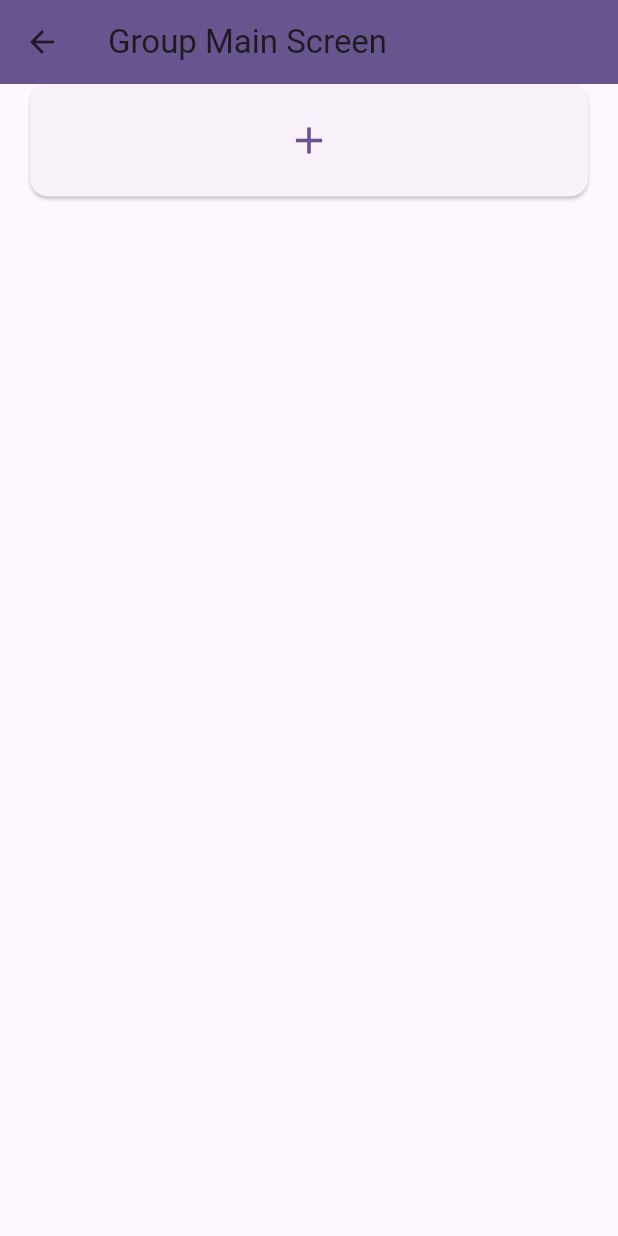
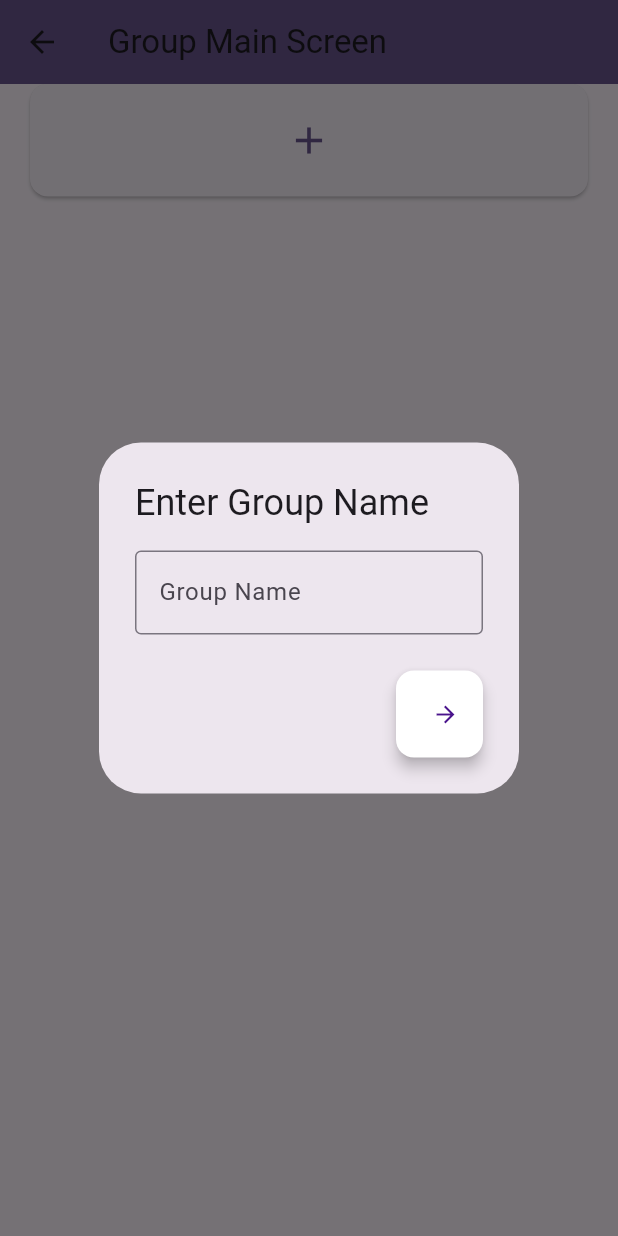
Before and after one commit to GP8-Gokul/Chat_Application, a Flutter app: the GroupMainScreen screen opened by its route, after a tap on the "add" icon, on a phone screen of 412 x 824 dp. Run offline on Flutter 3.47's test engine with Material 3 defaults, Android fonts, the light colour scheme and no system bars; our stand-ins replace socket_io_client; statements that could not run were skipped.

Commit message:
Group chat included

```diff
--- a/flutterapp/lib/main.dart
+++ b/flutterapp/lib/main.dart
@@ -1,5 +1,6 @@
 import 'package:flutter/material.dart';
 import 'package:flutterapp/screens/chat_screen.dart';
+import 'package:flutterapp/screens/group_chat_screen.dart';
 import 'package:flutterapp/screens/group_main_screen.dart';
 import 'package:flutterapp/screens/main_screen.dart';
 import 'package:flutterapp/screens/register_screen.dart';
@@ -25,6 +26,7 @@ class MyApp extends StatelessWidget {
         MainScreen.routeName: (context) => const MainScreen(),
         ChatScreen.routeName: (context) => const ChatScreen(),
         GroupMainScreen.routeName: (context) => const GroupMainScreen(),
+        GroupChatScreen.routeName: (context) => const GroupChatScreen(),
       },
       initialRoute: RegisterScreen.routeName,
     );
--- a/flutterapp/lib/screens/group_main_screen.dart
+++ b/flutterapp/lib/screens/group_main_screen.dart
@@ -1,6 +1,7 @@
 import 'dart:developer';
 import 'package:flutter/material.dart';
 import 'package:flutterapp/service/socket_service.dart';
+import '../widgets/group_popup.dart';
 
 class GroupMainScreen extends StatefulWidget {
   static const String routeName = '/groupMain';
@@ -13,8 +14,24 @@ class GroupMainScreen extends StatefulWidget {
 class _GroupMainScreenState extends State<GroupMainScreen> {
   final SocketService socketService = SocketService();
 
-  void createGroup() {
+  late VoidCallback groupSocketListener;
+
+  @override
+  void initState() {
+    super.initState();
+    socketService.loadGroups();
+    groupSocketListener = () => setState(() {});
+    socketService.addListener(groupSocketListener);
+  }
+
+  void createGroup() async {
     log("Create Group button pressed");
+    String groupName = await showDialog(
+      context: context,
+      builder: (context) => const GroupPopup(),
+    );
+    log("Group name received: $groupName");
+    socketService.createGroup(groupName);
   }
 
   @override
@@ -36,15 +53,33 @@ class _GroupMainScreenState extends State<GroupMainScreen> {
                   shape: RoundedRectangleBorder(
                     borderRadius: BorderRadius.circular(12.0),
                   ),
-                  padding: EdgeInsets.all(20),
+                  padding: const EdgeInsets.all(20),
                 ),
-                child: Icon(
+                child: const Icon(
                   Icons.add,
                   size: 30,
                 ),
               ),
             ),
-            SizedBox(height: 20),
+            const SizedBox(height: 20),
+            ListView.builder(
+              shrinkWrap: true,
+              itemCount: socketService.allGroups.length,
+              itemBuilder: (context, index) {
+                final groupId = socketService.allGroups.keys.elementAt(index);
+                final groupData = socketService.allGroups[groupId];
+                return ListTile(
+                  title: Text(groupData?['name'] ?? 'Unknown Group'),
+                  subtitle:
+                      Text('Members: ${groupData?['members'].length ?? 0}'),
+                  onTap: () {
+                    socketService.joinGroup(groupId);
+                    Navigator.pushNamed(context, '/groupChat',
+                        arguments: groupId);
+                  },
+                );
+              },
+            ),
           ],
         ),
       ),
--- a/flutterapp/lib/screens/register_screen.dart
+++ b/flutterapp/lib/screens/register_screen.dart
@@ -25,8 +25,7 @@ class _RegisterScreenState extends State<RegisterScreen> {
       });
       return;
     }
-    socketService.connect();
-    socketService.socket.emit('register', _nameController.text);
+    socketService.connect(_nameController.text);
     Navigator.pushNamed(
       context,
       MainScreen.routeName,
--- a/flutterapp/lib/service/socket_service.dart
+++ b/flutterapp/lib/service/socket_service.dart
@@ -8,9 +8,11 @@ class SocketService extends ChangeNotifier {
   SocketService._internal();
 
   late Socket socket;
+  late String name;
   Map<String, dynamic> allUsers = {};
+  Map<String, dynamic> allGroups = {};
 
-  void connect() {
+  void connect(String name) {
     socket = io('http://10.0.2.2:3000', <String, dynamic>{
       'transports': ['websocket'],
       'autoConnect': false,
@@ -22,6 +24,9 @@ class SocketService extends ChangeNotifier {
       log('Connected to server');
       listenForPrivateMessages();
     });
+    socket.emit('register', name);
+    this.name = name;
+    log('User registered with name: $name');
   }
 
   void sendMessage(userId, message) {
@@ -86,4 +91,60 @@ class SocketService extends ChangeNotifier {
       notifyListeners();
     });
   }
+
+  void createGroup(String groupName) {
+    log('Creating group: $groupName');
+    socket.emit('create_group', {
+      'name': groupName,
+      'creatorID': socket,
+    });
+    log('Group creation request sent for: $groupName');
+  }
+
+  void joinGroup(String groupId) {
+    log('Joining group: $groupId');
+    socket.emit('join_group', {'groupId': groupId});
+  }
+
+  void loadGroups() {
+    socket.on('group_list', (updatedGroups) {
+      log('Received group list: $updatedGroups');
+
+      bool hasChanges = false;
+
+      for (var group in updatedGroups) {
+        final groupId = group['id'];
+        final groupName = group['name'];
+
+        if (!allGroups.containsKey(groupId)) {
+          allGroups[groupId] = {
+            'name': groupName,
+            'members': [],
+          };
+          hasChanges = true;
+        }
+
+        if (hasChanges) {
+          notifyListeners();
+        }
+      }
+    });
+  }
+
+  void listenForGroupMessages() {
+    socket.on('group_message', (data) {
+      final groupId = data['groupId'] as String;
+      final message = data['message'] as String;
+
+      if (allGroups.containsKey(groupId)) {
+        allGroups[groupId]['messages'].add({
+          'senderId': data['from'],
+          'message': message,
+        });
+        notifyListeners();
+      } else {
+        log('Group $groupId not found in allGroups');
+      }
+    });
+  }
 }
--- /dev/null
+++ b/flutterapp/lib/widgets/group_popup.dart
@@ -0,0 +1,36 @@
+import 'package:flutter/material.dart';
+import 'confirm_button.dart';
+
+class GroupPopup extends StatefulWidget {
+  const GroupPopup({super.key});
+
+  @override
+  State<GroupPopup> createState() => _GroupPopupState();
+}
+
+class _GroupPopupState extends State<GroupPopup> {
+  final TextEditingController _groupNameController = TextEditingController();
+
+  void confirmGroup() {
+    if (_groupNameController.text.isNotEmpty) {
+      Navigator.of(context).pop(_groupNameController.text); // Pass data back
+    }
+  }
+
+  @override
+  Widget build(BuildContext context) {
+    return AlertDialog(
+      title: const Text("Enter Group Name"),
+      content: TextField(
+        controller: _groupNameController,
+        decoration: const InputDecoration(
+          border: OutlineInputBorder(),
+          hintText: "Group Name",
+        ),
+      ),
+      actions: [
+        ConfirmButton(onPressed: confirmGroup),
+      ],
+    );
+  }
+}
```
Also changed, not shown: flutterapp/lib/screens/group_chat_screen.dart (added, +79 -0 lines), 2 other files.
